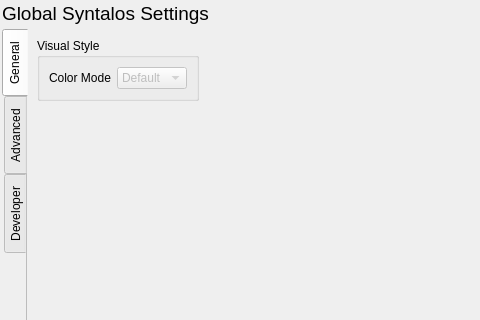
syntalos/syntalos, file src/globalconfigdialog.ui: the form before one commit; both pictures show x 0 to 480 and y 0 to 320 of the 783 by 536 pixel window.
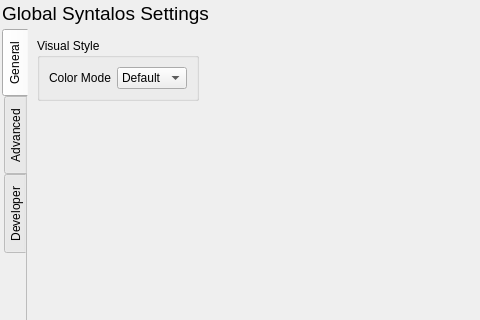
The form after the commit. Icons and pictures are not drawn.

```diff
--- a/src/globalconfigdialog.ui
+++ b/src/globalconfigdialog.ui
@@ -108,9 +108,6 @@
                </item>
                <item row="0" column="1">
                 <widget class="QComboBox" name="colorModeComboBox">
-                 <property name="enabled">
-                  <bool>false</bool>
-                 </property>
                  <item>
                   <property name="text">
                    <string>Default</string>
```
